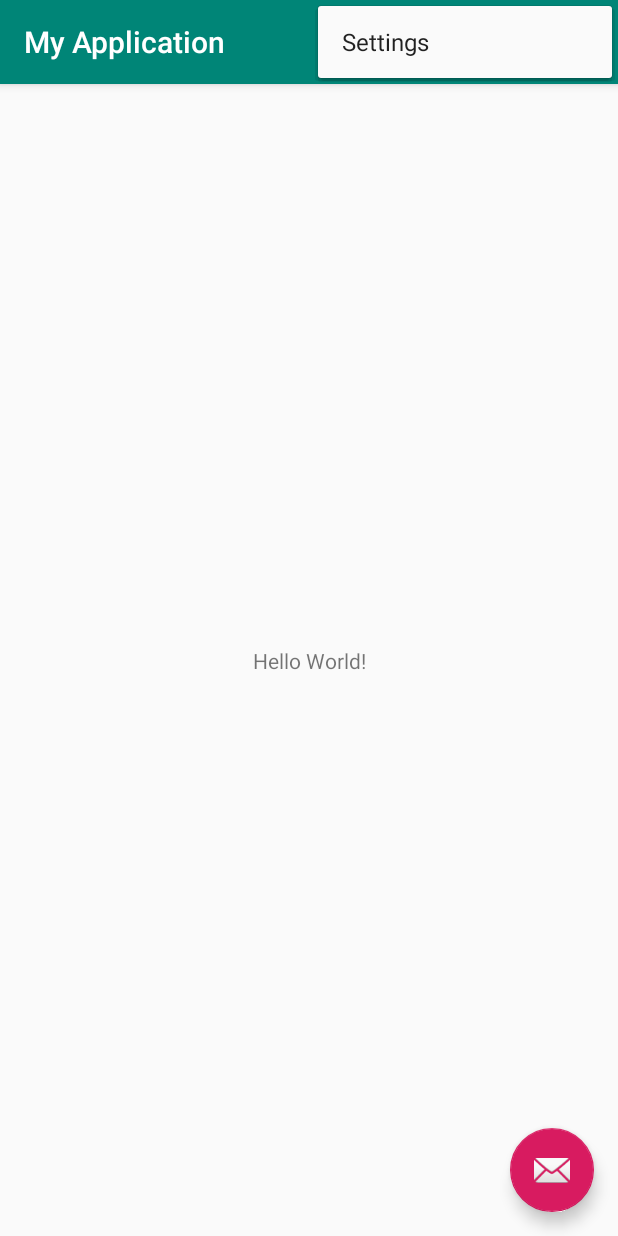
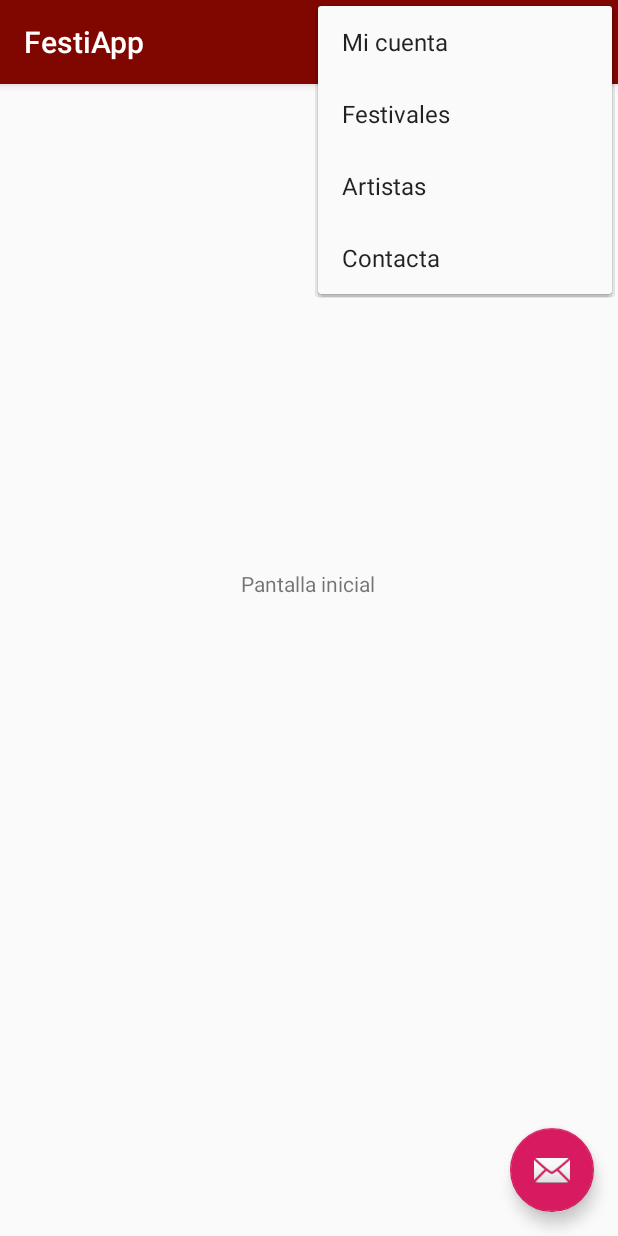
Before and after one commit to Pedrosanper9/aplicacion_android, an Android app: the screen it shows after launch (MainActivity), with the options menu open, on a phone screen of 412 x 824 dp. Run offline under Robolectric (Android 15) with nearby library versions, the phone set to English and light mode, and no system bars.

Commit message:
Modificación de prueba de los estilos de la pagina principal

```diff
--- a/app/src/main/res/layout/content_main.xml
+++ b/app/src/main/res/layout/content_main.xml
@@ -11,10 +11,12 @@
     <TextView
         android:layout_width="wrap_content"
         android:layout_height="wrap_content"
-        android:text="Hello World!"
+        android:text="Pantalla inicial"
         app:layout_constraintBottom_toBottomOf="parent"
+        app:layout_constraintHorizontal_bias="0.498"
         app:layout_constraintLeft_toLeftOf="parent"
         app:layout_constraintRight_toRightOf="parent"
-        app:layout_constraintTop_toTopOf="parent" />
+        app:layout_constraintTop_toTopOf="parent"
+        app:layout_constraintVertical_bias="0.432" />
 
 </androidx.constraintlayout.widget.ConstraintLayout>
--- a/app/src/main/res/menu/menu_main.xml
+++ b/app/src/main/res/menu/menu_main.xml
@@ -3,8 +3,23 @@
     xmlns:tools="http://schemas.android.com/tools"
     tools:context="com.example.myapplication.MainActivity">
     <item
-        android:id="@+id/action_settings"
-        android:orderInCategory="100"
-        android:title="@string/action_settings"
+        android:id="@+id/action_myAccount"
+        android:orderInCategory="1"
+        android:title="@string/action_myAccount"
+        app:showAsAction="never" />
+    <item
+        android:id="@+id/action_festivals"
+        android:orderInCategory="2"
+        android:title="@string/action_festivals"
+        app:showAsAction="never" />
+    <item
+        android:id="@+id/action_artists"
+        android:orderInCategory="3"
+        android:title="@string/action_artists"
+        app:showAsAction="never" />
+    <item
+        android:id="@+id/action_contact"
+        android:orderInCategory="4"
+        android:title="@string/action_contact"
         app:showAsAction="never" />
 </menu>
--- a/app/src/main/res/values/colors.xml
+++ b/app/src/main/res/values/colors.xml
@@ -1,6 +1,6 @@
 <?xml version="1.0" encoding="utf-8"?>
 <resources>
-    <color name="colorPrimary">#008577</color>
-    <color name="colorPrimaryDark">#00574B</color>
+    <color name="colorPrimary">#800600</color>
+    <color name="colorPrimaryDark">#520300</color>
     <color name="colorAccent">#D81B60</color>
 </resources>
--- a/app/src/main/res/values/strings.xml
+++ b/app/src/main/res/values/strings.xml
@@ -1,4 +1,7 @@
 <resources>
-    <string name="app_name">My Application</string>
-    <string name="action_settings">Settings</string>
+    <string name="app_name">FestiApp</string>
+    <string name="action_myAccount">Mi cuenta</string>
+    <string name="action_artists">Artistas</string>
+    <string name="action_contact">Contacta</string>
+    <string name="action_festivals">Festivales</string>
 </resources>
```
